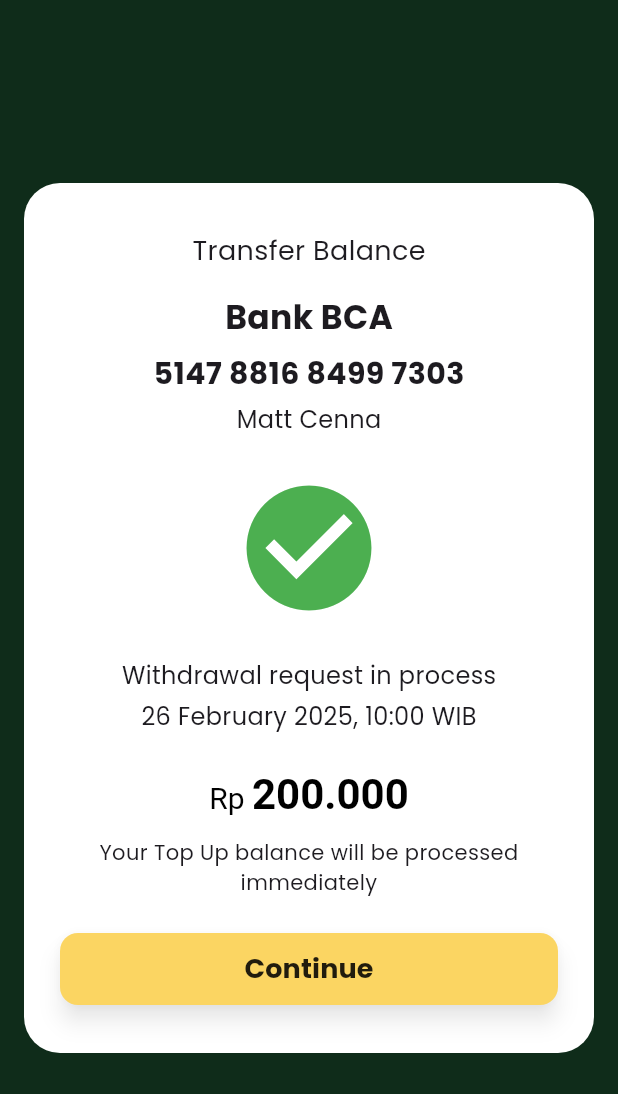
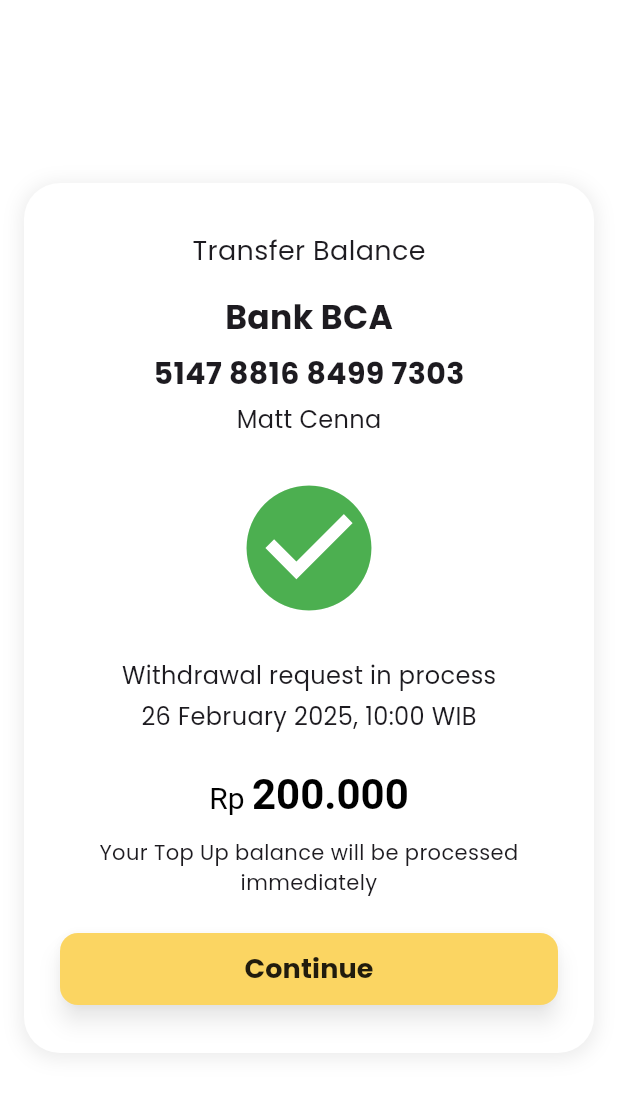
Before and after one commit to Liann099/UAS_Mobile-ReNuOil-, a Flutter app: the TransferScreen screen opened directly, on a phone screen of 412 x 824 dp. Shown: the top 1094 px of the screen. Run offline on Flutter 3.47's test engine with Material 3 defaults, Android fonts, the phone set to English and light mode, and no system bars; our stand-ins replace flutter_secure_storage, flutter_svg, material_symbols_icons; accounts and stored records are empty.

Commit message:
transfersucces

```diff
--- a/uas_renuoil/lib/settings/transfersuccess.dart
+++ b/uas_renuoil/lib/buyer/transfersuccess.dart
@@ -22,7 +22,7 @@ class TransferScreen extends StatelessWidget {
   @override
   Widget build(BuildContext context) {
     return Scaffold(
-      backgroundColor: const Color(0xFF0F2C1A), // latar belakang hijau tua
+      backgroundColor: Colors.white, // Changed from Color(0xFF0F2C1A) to white
       body: Center(
         child: Container(
           margin: const EdgeInsets.all(16),
@@ -30,6 +30,15 @@ class TransferScreen extends StatelessWidget {
           decoration: BoxDecoration(
             color: Colors.white,
             borderRadius: BorderRadius.circular(24),
+            // Adding a subtle shadow to distinguish the container from the white background
+            boxShadow: [
+              BoxShadow(
+                color: Colors.grey.withOpacity(0.2),
+                spreadRadius: 2,
+                blurRadius: 10,
+                offset: const Offset(0, 2),
+              ),
+            ],
           ),
           child: Column(
             mainAxisSize: MainAxisSize.min,
```
